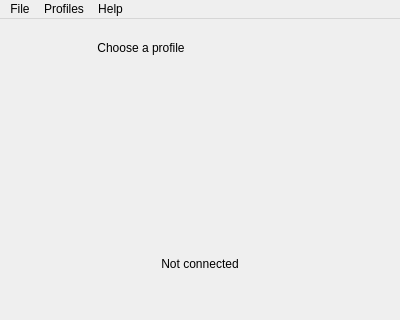
Above: presentation/main/mainwindow.ui from wtalioy/JustConnect before the change; both pictures show x 0 to 400 and y 0 to 320 of the 400 by 480 pixel window. Below: the same form after it.
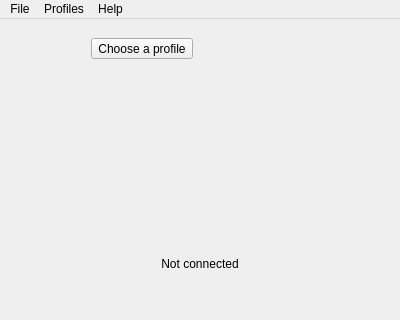
That is the form after the change. Icons and pictures are not drawn.

```diff
--- a/presentation/main/mainwindow.ui
+++ b/presentation/main/mainwindow.ui
@@ -25,7 +25,7 @@
        <number>12</number>
       </property>
       <item>
-       <widget class="QPushButton" name="profileMenuButton">
+       <widget class="QToolButton" name="profileMenuButton">
         <property name="text">
          <string>Choose a profile</string>
         </property>
@@ -44,8 +44,11 @@
           <height>0</height>
          </size>
         </property>
-        <property name="flat">
-         <bool>true</bool>
+        <property name="popupMode">
+         <enum>QToolButton::InstantPopup</enum>
+        </property>
+        <property name="toolButtonStyle">
+         <enum>Qt::ToolButtonTextOnly</enum>
         </property>
        </widget>
       </item>
```
Left out of the diff: 8 changed lines with no effect on the pictures.
